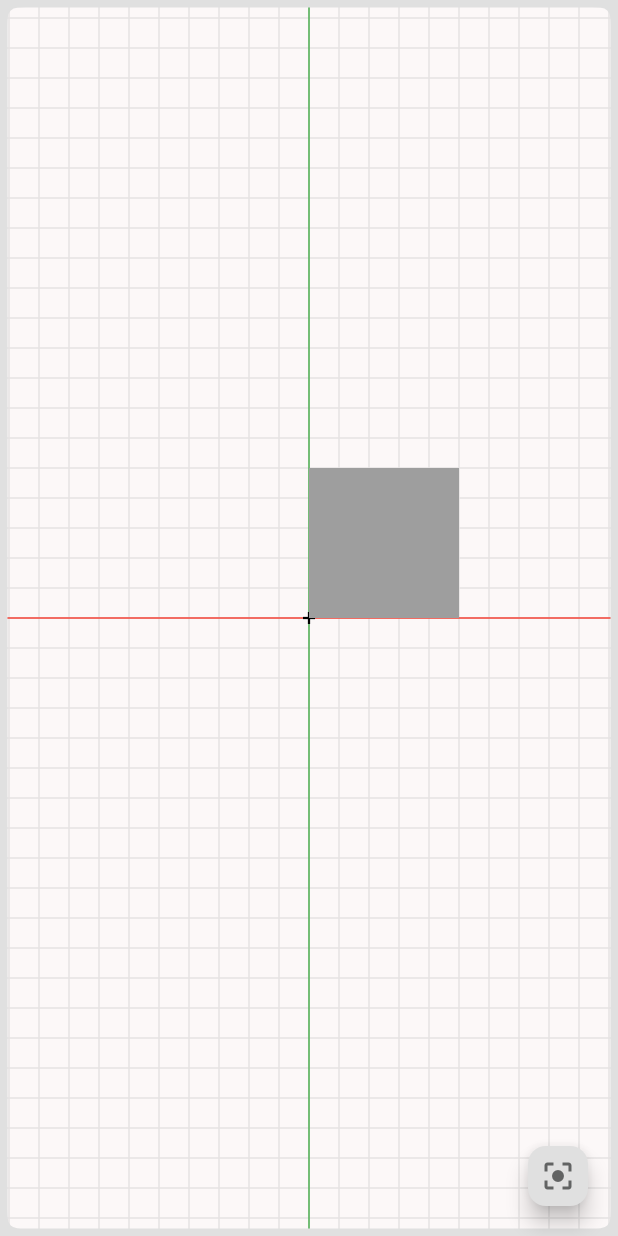
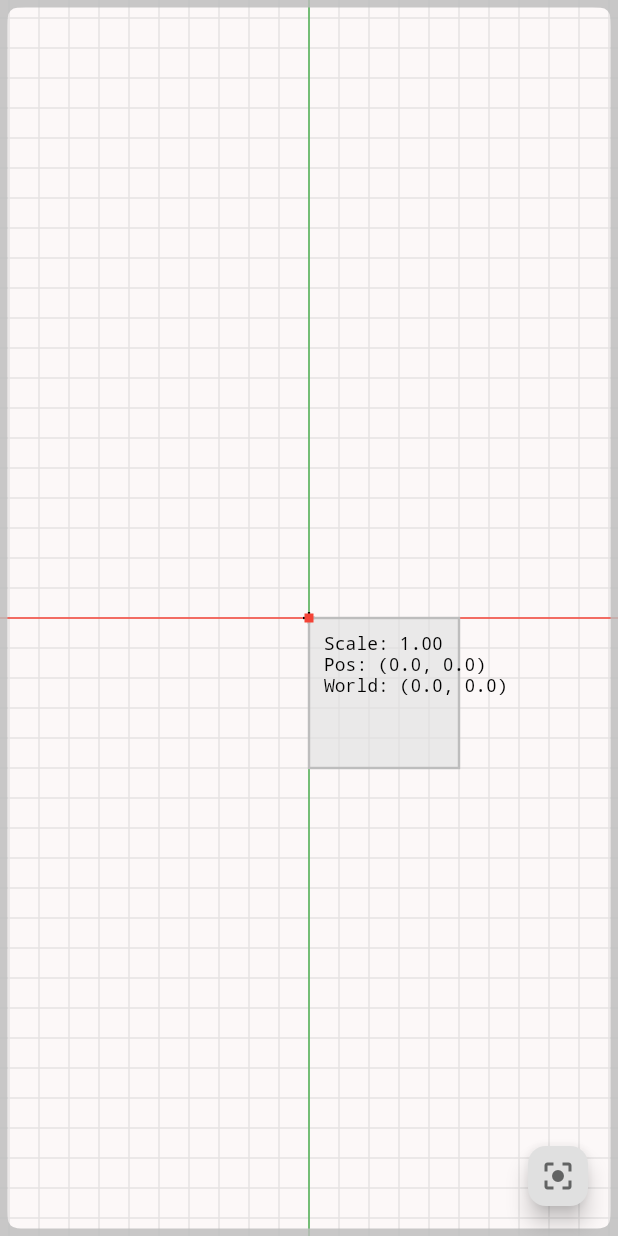
Before and after one commit to AndreyKedo/2d-graphics-playground, a Flutter app: the screen it shows after launch, after a tap on the "center focus strong" icon, on a phone screen of 412 x 824 dp. Run offline on Flutter 3.47's test engine with Material 3 defaults, Android fonts, the phone set to English and light mode, and no system bars.

Commit message:
change: prepare for git

```diff
--- a/lib/graphics_viewport/gesture.dart
+++ b/lib/graphics_viewport/gesture.dart
@@ -1,4 +1,4 @@
-extension type const Gesture._(int val) {
+extension type const Gesture._(int val) implements Object {
   static const Gesture none = Gesture._(0);
 
   static const Gesture down = Gesture._(1);
--- a/lib/graphics_viewport/graphics_viewport.dart
+++ b/lib/graphics_viewport/graphics_viewport.dart
@@ -1,5 +1,5 @@
 import 'dart:typed_data';
-import 'dart:ui';
+import 'dart:ui' as ui;
 import 'package:flutter/gestures.dart';
 import 'package:flutter/material.dart';
 import 'package:flutter/rendering.dart';
@@ -27,6 +27,7 @@ class GraphicsViewportController {
     _useObject((object) {
       final viewport = object.viewport;
       viewport.reset();
+      object.lastDragPosition = object.size.center(Offset.zero);
       object.markNeedsPaint();
     });
   }
@@ -67,6 +68,7 @@ class GraphicsViewportRenderObject extends RenderBox {
   Size computeDryLayout(covariant BoxConstraints constraints) {
     final parentSize = constraints.biggest;
     viewport.updateProjection(parentSize);
+    lastDragPosition = parentSize.center(Offset.zero);
     return parentSize;
   }
 
@@ -95,7 +97,7 @@ class GraphicsViewportRenderObject extends RenderBox {
     if (_gesture == Gesture.scroll) {
       if (event is PointerScrollEvent) {
         final factor = event.scrollDelta.dy.isNegative ? 1.2 : 0.9;
-        viewport.scale(factor);
+        viewport.scale(factor, lastDragPosition = event.position);
         markNeedsPaint();
         return;
       }
@@ -124,7 +126,19 @@ class GraphicsViewportRenderObject extends RenderBox {
       ..drawObject(drawGrid)
       ..drawObject(drawAxis)
       ..drawObject((canvas) {
-        canvas.drawRect(Offset.zero & Size(100, 100), Paint()..color = Colors.grey);
+        final rect = Offset.zero & Size(100, 100);
+        final paint = Paint()..color = Colors.grey.shade300.withAlpha(164);
+        canvas
+          ..save()
+          ..drawRect(rect, paint)
+          ..drawRect(
+            rect,
+            paint
+              ..style = PaintingStyle.stroke
+              ..strokeWidth = 1.6 / viewport.zoom
+              ..color = Colors.grey.shade400,
+          )
+          ..restore();
       })
       ..drawObject((canvas) {
         canvas.drawRSuperellipse(
@@ -132,31 +146,62 @@ class GraphicsViewportRenderObject extends RenderBox {
           Paint()
             ..style = PaintingStyle.stroke
             ..strokeWidth = 10.0 / viewport.zoom
-            ..color = Colors.grey.shade300,
+            ..color = Colors.grey.shade400.withAlpha(210),
         );
       })
+      ..drawObject((canvas) {
+        final worldOffset = viewport.screenToWorld(lastDragPosition);
+
+        canvas.drawRawPoints(
+          ui.PointMode.points,
+          Float32List.fromList([worldOffset.dx, worldOffset.dy]),
+          Paint()
+            ..color = Colors.red
+            ..strokeWidth = 6.0 / viewport.zoom,
+        );
+      })
+      ..drawObject((canvas) {
+        final worldPos = viewport.screenToWorld(lastDragPosition);
+        final text =
+            'Scale: ${viewport.zoom.toStringAsFixed(2)}\n'
+            'Pos: (${viewport.position.dx.toStringAsFixed(1)}, '
+            '${viewport.position.dy.toStringAsFixed(1)})\n'
+            'World: (${worldPos.dx.toStringAsFixed(1)}, '
+            '${worldPos.dy.toStringAsFixed(1)})';
+
+        final paragraph = _buildTextParagraph(text);
+        paragraph.layout(ui.ParagraphConstraints(width: 200));
+        canvas.drawParagraph(paragraph, Offset(10, 10));
+      })
       ..restore();
+  }
+
+  ui.Paragraph _buildTextParagraph(String text) {
+    final builder = ui.ParagraphBuilder(ui.ParagraphStyle(fontSize: 12.0, fontFamily: 'Monospace'))
+      ..pushStyle(ui.TextStyle(color: Colors.black))
+      ..addText(text);
+    return builder.build();
   }
 
   void drawAxis(Canvas canvas) {
     final viewportRect = viewport.getWorldRect();
     canvas
       ..drawRawPoints(
-        PointMode.lines,
+        ui.PointMode.lines,
         Float32List.fromList([viewportRect.left, 0, viewportRect.right, 0]),
         Paint()
           ..color = Colors.red
           ..strokeWidth = 1.0 / viewport.zoom,
       )
       ..drawRawPoints(
-        PointMode.lines,
+        ui.PointMode.lines,
         Float32List.fromList([0, viewportRect.bottom, 0, viewportRect.top]),
         Paint()
           ..color = Colors.green
           ..strokeWidth = 1.0 / viewport.zoom,
       )
       ..drawRawPoints(
-        PointMode.lines,
+        ui.PointMode.lines,
         Float32List.fromList([-4, 0, 4, 0, 0, -4, 0, 4]),
         Paint()
           ..color = Colors.black
--- a/lib/graphics_viewport/viewport.dart
+++ b/lib/graphics_viewport/viewport.dart
@@ -17,12 +17,11 @@ class Viewport2D {
   Matrix4 get matrix => _projection * _view;
 
   double get zoom => _scale;
+  Offset get position => _position;
 
   void updateProjection(Size size) {
     viewportSize = size;
-    _projection = Matrix4.translation(Vector3(size.width / 2, size.height / 2, 0))
-      // Отражение по оси Y
-      ..scaleByVector3(Vector3(1, -1, 1));
+    _projection = Matrix4.translation(Vector3(size.width / 2, size.height / 2, 0));
     _updateMatrix();
   }
 
@@ -46,16 +45,19 @@ class Viewport2D {
     _updateMatrix();
   }
 
-  void scale(double scale) {
-    // Применяем масштабирование
-    final newScale = (_scale * scale).clamp(0.1, 10.0);
+  void scale(double scale, Offset focalPoint) {
+    final oldScale = _scale;
+    final newScale = (_scale * scale).clamp(0.5, 10.0);
+
+    if (oldScale == newScale) return;
+
     _scale = newScale;
     _updateMatrix();
   }
 
   @pragma('vm:prefer-inline')
   void _updateMatrix() {
-    _view = Matrix4.translation(Vector3(_position.dx, -_position.dy, 0))..scaleByVector3(Vector3(_scale, _scale, 1));
+    _view = Matrix4.translation(Vector3(_position.dx, _position.dy, 0))..scaleByVector3(Vector3(_scale, _scale, 1));
   }
 
   @pragma('vm:prefer-inline')
@@ -67,6 +69,7 @@ class Viewport2D {
 
   @pragma('vm:prefer-inline')
   Offset screenToWorld(Offset screenPoint) {
+    // Мировые_координаты = inverse(Проекционная_матрица × Видовая_матрица) × Экранные_координаты
     // 1. Создаем инвертированную матрицу трансформации
     // Инвертирование матрицы трансформации (обратная матрица) позволяет «отменить» действие исходной матрицы.
     // Это важно, так как матрица линейного преобразования влияет на все векторы векторного пространства:
--- a/pubspec.yaml
+++ b/pubspec.yaml
@@ -11,11 +11,13 @@ dependencies:
     sdk: flutter
 
   vector_math: any
+  meta: any
 
 dev_dependencies:
   flutter_test:
     sdk: flutter
   flutter_lints: ^5.0.0
 
+
 flutter:
   uses-material-design: true
```
Also changed, not shown: doc/assets/preview.png (added), pubspec.lock, 1 other file.
